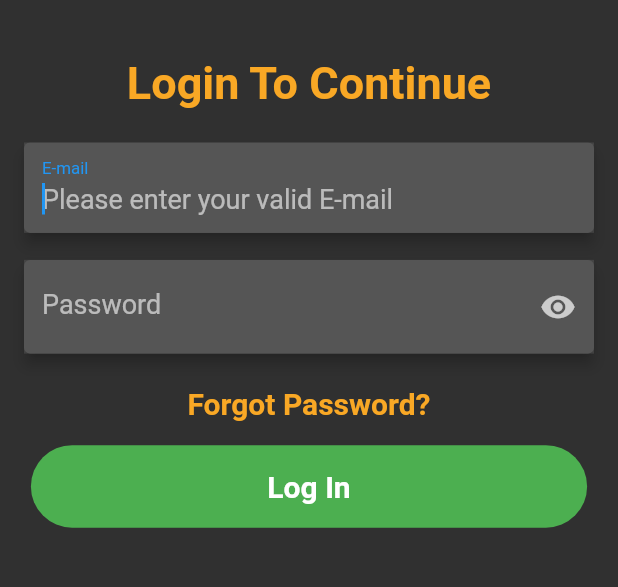
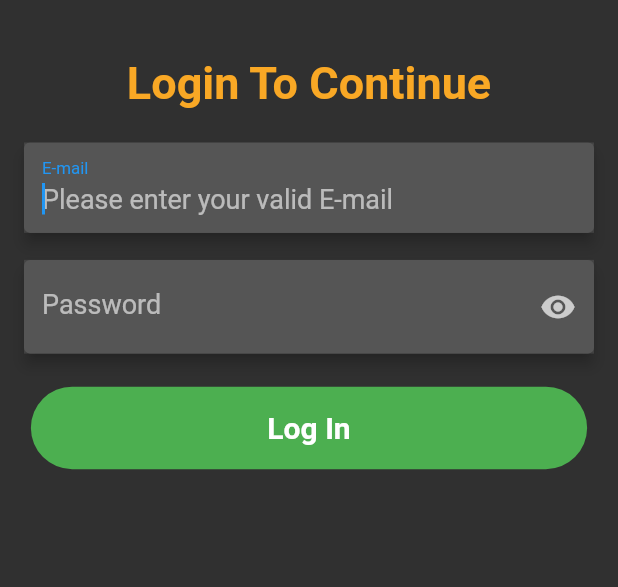
Before and after one commit to hassan-zafar/ceo_transport_updated, a Flutter app: the screen it shows after launch, on a phone screen of 412 x 824 dp, the part 198-785 px from its top. Run offline on Flutter 3.47's test engine with Material 2 defaults, Android fonts, the phone set to English and light mode, and no system bars; our stand-ins replace auto_size_text, fluttertoast, get_storage, glassmorphism_ui, location, permission_handler and 2 more; missing offline and left inert: flutter_ringtone_player.

Commit message:
removed forget password button

```diff
--- a/lib/home_page.dart
+++ b/lib/home_page.dart
@@ -8,7 +8,6 @@ import 'package:ceo_transport/models/driver_details.dart';
 import 'package:ceo_transport/screens/auth_screens/login.dart';
 import 'package:ceo_transport/services/location_service.dart';
 import 'package:ceo_transport/tools/job_card.dart';
-import 'package:ceo_transport/tools/show_loading.dart';
 import 'package:flutter/material.dart';
 import 'package:flutter_ringtone_player/flutter_ringtone_player.dart';
 import 'package:glassmorphism_ui/glassmorphism_ui.dart';
--- a/lib/screens/auth_screens/login.dart
+++ b/lib/screens/auth_screens/login.dart
@@ -6,7 +6,6 @@ import 'package:ceo_transport/screens/auth_screens/forgetPasswordPage.dart';
 import 'package:ceo_transport/tools/custom_toast.dart';
 import 'package:ceo_transport/tools/show_loading.dart';
 import 'package:flutter/material.dart';
-
 
 class LoginPage extends StatefulWidget {
   final String? email;
@@ -142,26 +141,27 @@ class _LoginPageState extends State<LoginPage> {
                         SizedBox(
                           height: 10,
                         ),
-                        Padding(
-                          padding: const EdgeInsets.all(8.0),
-                          child: GestureDetector(
-                            onTap: () => Navigator.push(
-                                context,
-                                MaterialPageRoute(
-                                    builder: (context) =>
-                                        ForgetPasswordPage())),
-                            child: Hero(
-                              tag: "passFor",
-                              child: Text(
-                                "Forgot Password?",
-                                style: TextStyle(
-                                  fontWeight: FontWeight.bold,
-                                  fontSize: 20,
-                                ),
-                              ),
-                            ),
-                          ),
-                        ),
+                        // Padding(
+                        //   padding: const EdgeInsets.all(8.0),
+                        //   child: GestureDetector(
+                        //     onTap: () => Navigator.push(
+                        //         context,
+                        //         MaterialPageRoute(
+                        //             builder: (context) =>
+                        //                 ForgetPasswordPage())),
+                        //     child: Hero(
+                        //       tag: "passFor",
+                        //       child: Text(
+                        //         "Forgot Password?",
+                        //         style: TextStyle(
+                        //           fontWeight: FontWeight.bold,
+                        //           fontSize: 20,
+                        //         ),
+                        //       ),
+                        //     ),
+                        //   ),
+                        // ),
+
                         GestureDetector(
                           onTap: () async {
                             if (_textFormKey.currentState!.validate()) {
```
